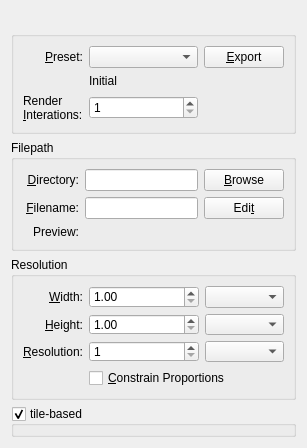
Old version of the form source/gloperate-qtwidgets/source/ImageExporterWidget.ui in the repository cginternals/gloperate.
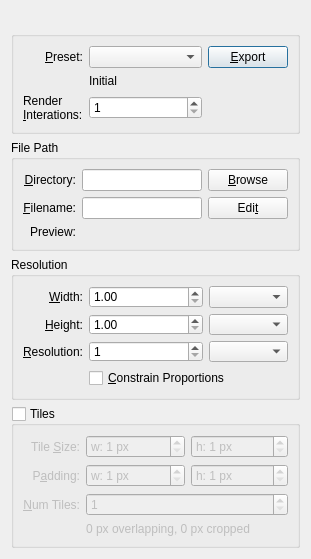
New version of the form.

Commit message: Adds <enum#> filename tag to ImageExporterWidget and adds Tiles UI

Diff of the .ui file:
```diff
--- a/source/gloperate-qtwidgets/source/ImageExporterWidget.ui
+++ b/source/gloperate-qtwidgets/source/ImageExporterWidget.ui
@@ -7,13 +7,13 @@
     <x>0</x>
     <y>0</y>
     <width>307</width>
-    <height>410</height>
+    <height>498</height>
    </rect>
   </property>
   <property name="windowTitle">
    <string>Form</string>
   </property>
-  <layout class="QGridLayout" name="gridLayout_4">
+  <layout class="QGridLayout" name="gridLayout_5">
    <item row="0" column="0">
     <spacer name="verticalSpacer_2">
      <property name="orientation">
@@ -73,6 +73,9 @@
         <property name="text">
          <string>&amp;Export</string>
         </property>
+        <property name="default">
+         <bool>true</bool>
+        </property>
        </widget>
       </item>
       <item row="0" column="0">
@@ -98,7 +101,7 @@
        <widget class="QComboBox" name="presetsComboBox">
         <property name="sizePolicy">
          <sizepolicy hsizetype="Preferred" vsizetype="Fixed">
-          <horstretch>2</horstretch>
+          <horstretch>3</horstretch>
           <verstretch>0</verstretch>
          </sizepolicy>
         </property>
@@ -131,7 +134,7 @@
    <item row="2" column="0">
     <widget class="QGroupBox" name="groupBox">
      <property name="title">
-      <string>Filepath</string>
+      <string>File Path</string>
      </property>
      <property name="flat">
       <bool>true</bool>
@@ -189,7 +192,7 @@
         </property>
         <property name="sizePolicy">
          <sizepolicy hsizetype="Expanding" vsizetype="Fixed">
-          <horstretch>2</horstretch>
+          <horstretch>3</horstretch>
           <verstretch>0</verstretch>
          </sizepolicy>
         </property>
@@ -248,7 +251,7 @@
        <widget class="QDoubleSpinBox" name="widthDoubleSpinBox">
         <property name="sizePolicy">
          <sizepolicy hsizetype="Minimum" vsizetype="Fixed">
-          <horstretch>2</horstretch>
+          <horstretch>3</horstretch>
           <verstretch>0</verstretch>
          </sizepolicy>
         </property>
@@ -402,9 +405,9 @@
     </widget>
    </item>
    <item row="4" column="0">
-    <widget class="QGroupBox" name="groupBox_2">
+    <widget class="QGroupBox" name="tilesBox">
      <property name="title">
-      <string>tile-based</string>
+      <string>Tiles</string>
      </property>
      <property name="flat">
       <bool>true</bool>
@@ -412,6 +415,152 @@
      <property name="checkable">
       <bool>true</bool>
      </property>
+     <property name="checked">
+      <bool>false</bool>
+     </property>
+     <layout class="QGridLayout" name="gridLayout_4">
+      <item row="0" column="0">
+       <widget class="QLabel" name="tileSizeLabel">
+        <property name="sizePolicy">
+         <sizepolicy hsizetype="Preferred" vsizetype="Preferred">
+          <horstretch>1</horstretch>
+          <verstretch>0</verstretch>
+         </sizepolicy>
+        </property>
+        <property name="text">
+         <string>Tile &amp;Size:</string>
+        </property>
+        <property name="alignment">
+         <set>Qt::AlignRight|Qt::AlignTrailing|Qt::AlignVCenter</set>
+        </property>
+        <property name="buddy">
+         <cstring>tileSizeWidthSpinBox</cstring>
+        </property>
+       </widget>
+      </item>
+      <item row="0" column="1">
+       <widget class="QSpinBox" name="tileSizeWidthSpinBox">
+        <property name="sizePolicy">
+         <sizepolicy hsizetype="Minimum" vsizetype="Fixed">
+          <horstretch>2</horstretch>
+          <verstretch>0</verstretch>
+         </sizepolicy>
+        </property>
+        <property name="suffix">
+         <string> px</string>
+        </property>
+        <property name="prefix">
+         <string>w: </string>
+        </property>
+        <property name="minimum">
+         <number>1</number>
+        </property>
+        <property name="maximum">
+         <number>999999</number>
+        </property>
+       </widget>
+      </item>
+      <item row="0" column="2">
+       <widget class="QSpinBox" name="tileSizeHeightSpinBox">
+        <property name="sizePolicy">
+         <sizepolicy hsizetype="Minimum" vsizetype="Fixed">
+          <horstretch>2</horstretch>
+          <verstretch>0</verstretch>
+         </sizepolicy>
+        </property>
+        <property name="suffix">
+         <string> px</string>
+        </property>
+        <property name="prefix">
+         <string>h: </string>
+        </property>
+        <property name="minimum">
+         <number>1</number>
+        </property>
+        <property name="maximum">
+         <number>999999</number>
+        </property>
+       </widget>
+      </item>
+      <item row="1" column="1">
+       <widget class="QSpinBox" name="paddingWidthSpinBox">
+        <property name="suffix">
+         <string> px</string>
+        </property>
+        <property name="prefix">
+         <string>w: </string>
+        </property>
+        <property name="minimum">
+         <number>1</number>
+        </property>
+        <property name="maximum">
+         <number>999999</number>
+        </property>
+       </widget>
+      </item>
+      <item row="2" column="1" colspan="2">
+       <widget class="QSpinBox" name="numTilesSpinBox">
+        <property name="minimum">
+         <number>1</number>
+        </property>
+        <property name="maximum">
+         <number>999999</number>
+        </property>
+       </widget>
+      </item>
+      <item row="1" column="0">
+       <widget class="QLabel" name="paddingLabel">
+        <property name="text">
+         <string>P&amp;adding:</string>
+        </property>
+        <property name="alignment">
+         <set>Qt::AlignRight|Qt::AlignTrailing|Qt::AlignVCenter</set>
+        </property>
+        <property name="buddy">
+         <cstring>paddingWidthSpinBox</cstring>
+        </property>
+       </widget>
+      </item>
+      <item row="1" column="2">
+       <widget class="QSpinBox" name="paddingHeightSpinBox">
+        <property name="suffix">
+         <string> px</string>
+        </property>
+        <property name="prefix">
+         <string>h: </string>
+        </property>
+        <property name="minimum">
+         <number>1</number>
+        </property>
+        <property name="maximum">
+         <number>999999</number>
+        </property>
+       </widget>
+      </item>
+      <item row="2" column="0">
+       <widget class="QLabel" name="numTilesLabel">
+        <property name="text">
+         <string>&amp;Num Tiles:</string>
+        </property>
+        <property name="alignment">
+         <set>Qt::AlignRight|Qt::AlignTrailing|Qt::AlignVCenter</set>
+        </property>
+        <property name="buddy">
+         <cstring>numTilesSpinBox</cstring>
+        </property>
+       </widget>
+      </item>
+      <item row="3" column="1" colspan="2">
+       <widget class="QLabel" name="overlappingCroppedLabel">
+        <property name="text">
+         <string>0 px overlapping, 0 px cropped</string>
+        </property>
+        <property name="wordWrap">
+         <bool>true</bool>
+        </property>
+       </widget>
+      </item>
+     </layout>
     </widget>
    </item>
    <item row="5" column="0">
```
Left out of the diff: 2 changed lines with no effect on the pictures. The commit also changes 2 other files.
